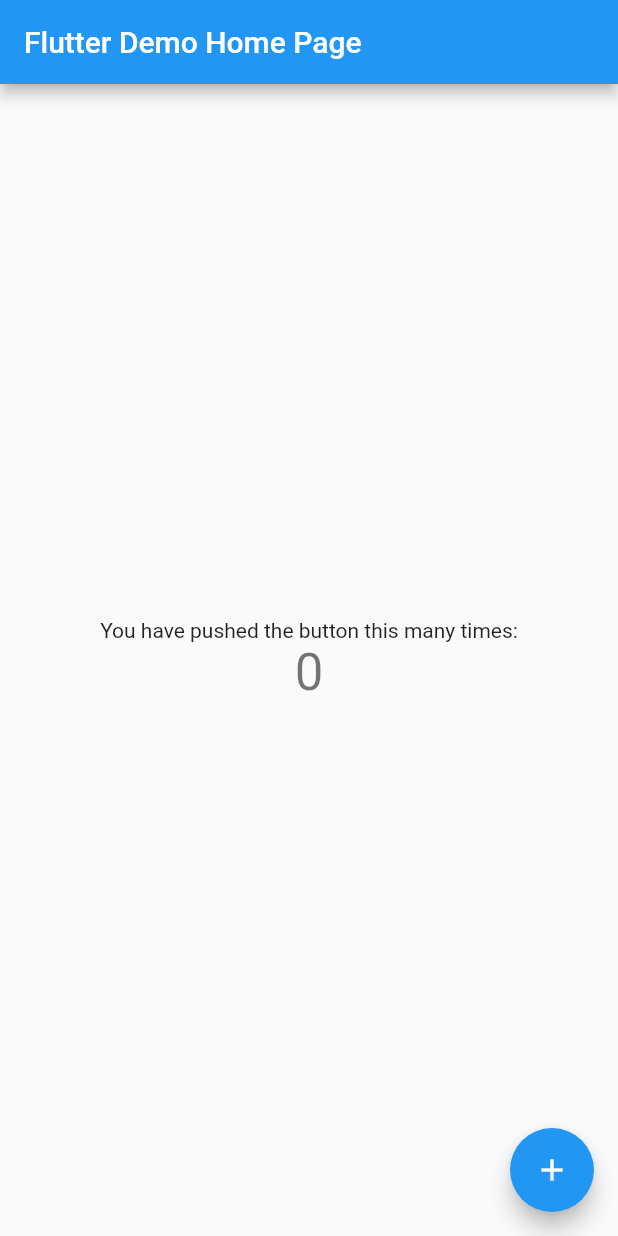
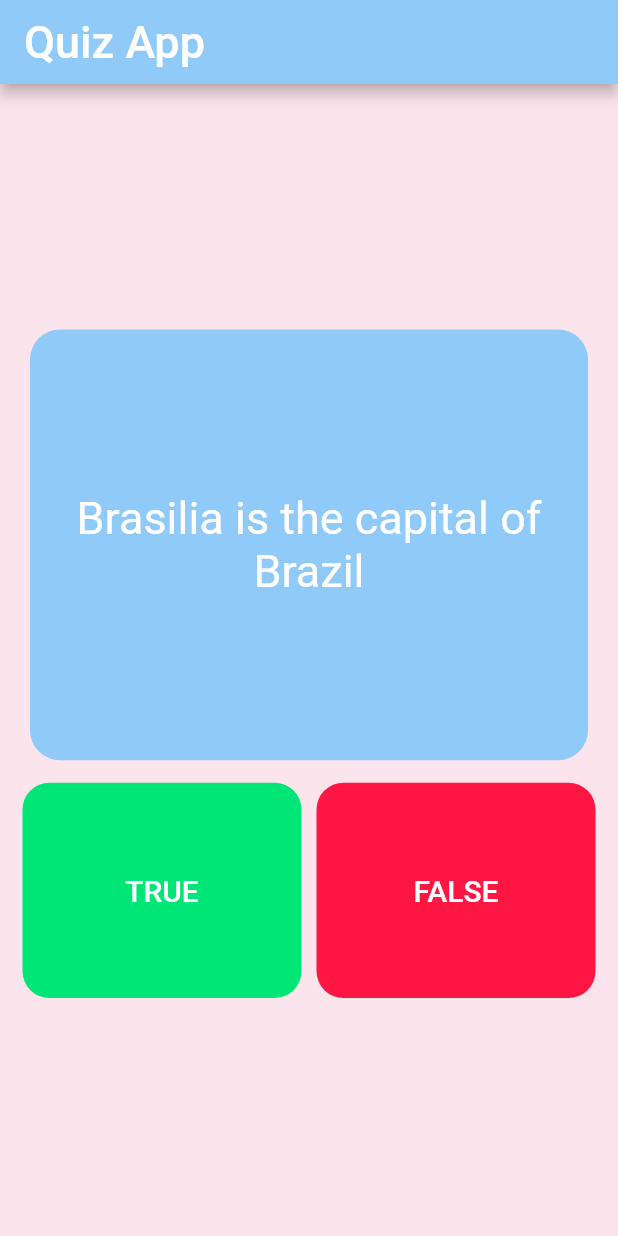
Before and after one commit to augustinho2/C214-extras, a Flutter app: the screen it shows after launch, on a phone screen of 412 x 824 dp. Run offline on Flutter 3.47's test engine with Material 2 defaults, Android fonts, the light colour scheme and no system bars; our stand-ins replace rflutter_alert.

Commit message:
starting an quiz app with two tests

```diff
--- a/lib/main.dart
+++ b/lib/main.dart
@@ -1,115 +1,170 @@
 import 'package:flutter/material.dart';
+import 'package:rflutter_alert/rflutter_alert.dart';
+import 'quiz_logic.dart';
 
-void main() {
-  runApp(const MyApp());
-}
+QuizLogic quizLogic = QuizLogic();
 
-class MyApp extends StatelessWidget {
-  const MyApp({Key? key}) : super(key: key);
+void main() => runApp(QuizApp());
 
-  // This widget is the root of your application.
+class QuizApp extends StatelessWidget {
   @override
   Widget build(BuildContext context) {
     return MaterialApp(
-      title: 'Flutter Demo',
-      theme: ThemeData(
-        // This is the theme of your application.
-        //
-        // Try running your application with "flutter run". You'll see the
-        // application has a blue toolbar. Then, without quitting the app, try
-        // changing the primarySwatch below to Colors.green and then invoke
-        // "hot reload" (press "r" in the console where you ran "flutter run",
-        // or simply save your changes to "hot reload" in a Flutter IDE).
-        // Notice that the counter didn't reset back to zero; the application
-        // is not restarted.
-        primarySwatch: Colors.blue,
+      debugShowCheckedModeBanner: false,
+      home: Scaffold(
+        backgroundColor: Colors.pink[50],
+        appBar: AppBar(
+          backgroundColor: Colors.blue[200],
+          title: Text(
+            'Quiz App',
+            style: TextStyle(fontSize: 30),
           ),
-      home: const MyHomePage(title: 'Flutter Demo Home Page'),
+        ),
+        body: SafeArea(
+          child: Padding(
+            padding: EdgeInsets.symmetric(horizontal: 10.0),
+            child: QuizPage(),
+          ),
+        ),
+      ),
     );
   }
 }
 
-class MyHomePage extends StatefulWidget {
-  const MyHomePage({Key? key, required this.title}) : super(key: key);
-
-  // This widget is the home page of your application. It is stateful, meaning
-  // that it has a State object (defined below) that contains fields that affect
-  // how it looks.
-
-  // This class is the configuration for the state. It holds the values (in this
-  // case the title) provided by the parent (in this case the App widget) and
-  // used by the build method of the State. Fields in a Widget subclass are
-  // always marked "final".
-
-  final String title;
-
+class QuizPage extends StatefulWidget {
   @override
-  State<MyHomePage> createState() => _MyHomePageState();
+  _QuizPageState createState() => _QuizPageState();
 }
 
-class _MyHomePageState extends State<MyHomePage> {
-  int _counter = 0;
+class _QuizPageState extends State<QuizPage> {
+  final List<Widget> scoreKeeper = [];
 
-  void _incrementCounter() {
-    setState(() {
-      // This call to setState tells the Flutter framework that something has
-      // changed in this State, which causes it to rerun the build method below
-      // so that the display can reflect the updated values. If we changed
-      // _counter without calling setState(), then the build method would not be
-      // called again, and so nothing would appear to happen.
-      _counter++;
-    });
+  int totalCorrect = 0;
+  int totalQuestions = 0;
+
+  void checkAnswer(bool value) {
+    if (quizLogic.getAnswer() == value) {
+      print('right answer');
+      scoreKeeper.add(Icon(Icons.check, color: Colors.green));
+      totalCorrect++;
+    } else {
+      print('wrong answer');
+      scoreKeeper.add(Icon(Icons.close, color: Colors.red));
+    }
+    totalQuestions++;
+    if (quizLogic.isFinshed() == true) {
+      Alert(
+          context: context,
+          title: 'Finished',
+          desc: 'You scored a total of $totalCorrect out of $totalQuestions!',
+          buttons: [
+            DialogButton(
+                onPressed: () => Navigator.pop(context),
+                child: Text(
+                  'Play Again',
+                  style: TextStyle(color: Colors.white, fontSize: 22),
+                ))
+          ]).show();
+      quizLogic.reset();
+      scoreKeeper.clear();
+      totalCorrect = 0;
+      totalQuestions = 0;
+    } else {
+      quizLogic.nextQuestion();
+    }
   }
 
   @override
   Widget build(BuildContext context) {
-    // This method is rerun every time setState is called, for instance as done
-    // by the _incrementCounter method above.
-    //
-    // The Flutter framework has been optimized to make rerunning build methods
-    // fast, so that you can just rebuild anything that needs updating rather
-    // than having to individually change instances of widgets.
-    return Scaffold(
-      appBar: AppBar(
-        // Here we take the value from the MyHomePage object that was created by
-        // the App.build method, and use it to set our appbar title.
-        title: Text(widget.title),
+    return Column(
+      mainAxisAlignment: MainAxisAlignment.spaceBetween,
+      crossAxisAlignment: CrossAxisAlignment.stretch,
+      children: <Widget>[
+        Expanded(
+          flex: 1,
+          child: SizedBox(),
         ),
-      body: Center(
-        // Center is a layout widget. It takes a single child and positions it
-        // in the middle of the parent.
-        child: Column(
-          // Column is also a layout widget. It takes a list of children and
-          // arranges them vertically. By default, it sizes itself to fit its
-          // children horizontally, and tries to be as tall as its parent.
-          //
-          // Invoke "debug painting" (press "p" in the console, choose the
-          // "Toggle Debug Paint" action from the Flutter Inspector in Android
-          // Studio, or the "Toggle Debug Paint" command in Visual Studio Code)
-          // to see the wireframe for each widget.
-          //
-          // Column has various properties to control how it sizes itself and
-          // how it positions its children. Here we use mainAxisAlignment to
-          // center the children vertically; the main axis here is the vertical
-          // axis because Columns are vertical (the cross axis would be
-          // horizontal).
-          mainAxisAlignment: MainAxisAlignment.center,
+        Expanded(
+          flex: 2,
+          child: Padding(
+              padding: EdgeInsets.all(10.0),
+              child: Container(
+                height: 100,
+                decoration: BoxDecoration(
+                  borderRadius: BorderRadius.all(Radius.circular(20.0)),
+                  color: Colors.blue[200],
+                ),
+                child: Center(
+                  child: Text(
+                    quizLogic.getQuestion(),
+                    textAlign: TextAlign.center,
+                    style: TextStyle(
+                      color: Colors.white,
+                      fontSize: 30.0,
+                    ),
+                  ),
+                ),
+              )),
+        ),
+        Expanded(
+          child: Row(
+            crossAxisAlignment: CrossAxisAlignment.stretch,
             children: <Widget>[
-            const Text(
-              'You have pushed the button this many times:',
+              Expanded(
+                child: Padding(
+                  padding: EdgeInsets.all(5.0),
+                  child: FlatButton(
+                    shape: RoundedRectangleBorder(
+                        borderRadius: BorderRadius.circular(18.0)),
+                    textColor: Colors.white,
+                    color: Colors.greenAccent[400],
+                    child: Text(
+                      'TRUE',
+                      style: TextStyle(
+                        color: Colors.white,
+                        fontSize: 20.0,
                       ),
-            Text(
-              '$_counter',
-              style: Theme.of(context).textTheme.headline4,
                     ),
+                    onPressed: () {
+                      setState(() {
+                        checkAnswer(true);
+                      });
+                    },
+                  ),
+                ),
+              ),
+              Expanded(
+                child: Padding(
+                  padding: EdgeInsets.all(5.0),
+                  child: FlatButton(
+                    shape: RoundedRectangleBorder(
+                        borderRadius: BorderRadius.circular(18.0)),
+                    textColor: Colors.white,
+                    color: Colors.redAccent[400],
+                    child: Text(
+                      'FALSE',
+                      style: TextStyle(
+                        color: Colors.white,
+                        fontSize: 20.0,
+                      ),
+                    ),
+                    onPressed: () {
+                      setState(() {
+                        checkAnswer(false);
+                      });
+                    },
+                  ),
+                ),
+              )
             ],
           ),
         ),
-      floatingActionButton: FloatingActionButton(
-        onPressed: _incrementCounter,
-        tooltip: 'Increment',
-        child: const Icon(Icons.add),
-      ), // This trailing comma makes auto-formatting nicer for build methods.
+        Expanded(
+          child: Row(
+            children: scoreKeeper,
+          ),
+        )
+      ],
     );
   }
 }
--- /dev/null
+++ b/lib/question.dart
@@ -0,0 +1,6 @@
+class Question {
+  String questionString;
+  bool questionAnswer;
+
+  Question(this.questionString, this.questionAnswer);
+}
--- /dev/null
+++ b/lib/quiz_logic.dart
@@ -0,0 +1,47 @@
+import 'question.dart';
+
+class QuizLogic {
+  int _questionNumber = 0;
+
+  final List<Question> _questions = [
+    Question('Brasilia is the capital of Brazil', true),
+    Question('The Indian Ocean is the third largest ocean in the world', true),
+    Question('The city of Utrecht is in Holland', false),
+    Question('There are more countries in Africa than Asia', true),
+    Question('Seattle is more northerly than New York', true),
+  ];
+
+  String getQuestion() {
+    return _questions[_questionNumber].questionString;
+  }
+
+  bool isFinshed() {
+    if (_questionNumber >= _questions.length - 1) {
+      return true;
+    } else {
+      return false;
+    }
+  }
+
+/*
+  int printQuestionNumber() {
+    print(_questionNumber);
+  }
+  int printQuestionsLength() {
+    print(_questions.length);
+  }
+*/
+  void reset() {
+    _questionNumber = 0;
+  }
+
+  bool getAnswer() {
+    return _questions[_questionNumber].questionAnswer;
+  }
+
+  void nextQuestion() {
+    if (_questionNumber < _questions.length - 1) {
+      _questionNumber++;
+    }
+  }
+}
--- a/pubspec.yaml
+++ b/pubspec.yaml
@@ -29,6 +29,8 @@
 dependencies:
   flutter:
     sdk: flutter
+
+  rflutter_alert: ^2.0.4
 
 
   # The following adds the Cupertino Icons font to your application.
```
Also changed, not shown: pubspec.lock, 1 other file. Lines whose indentation alone changed are shown as unchanged.
